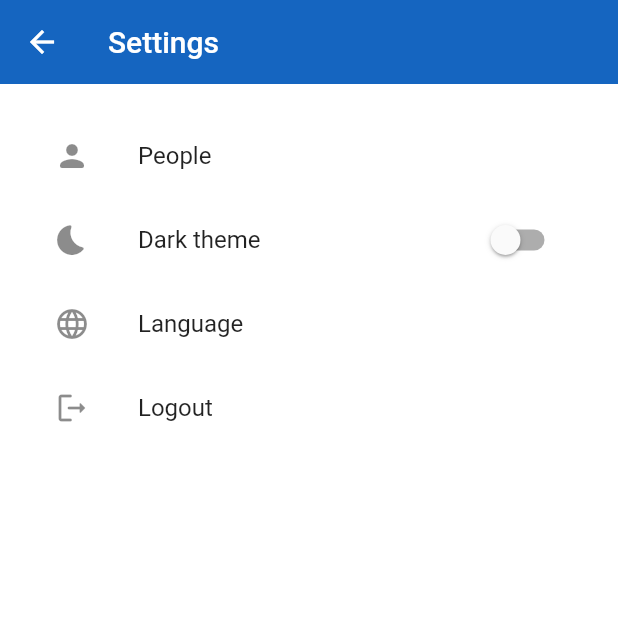
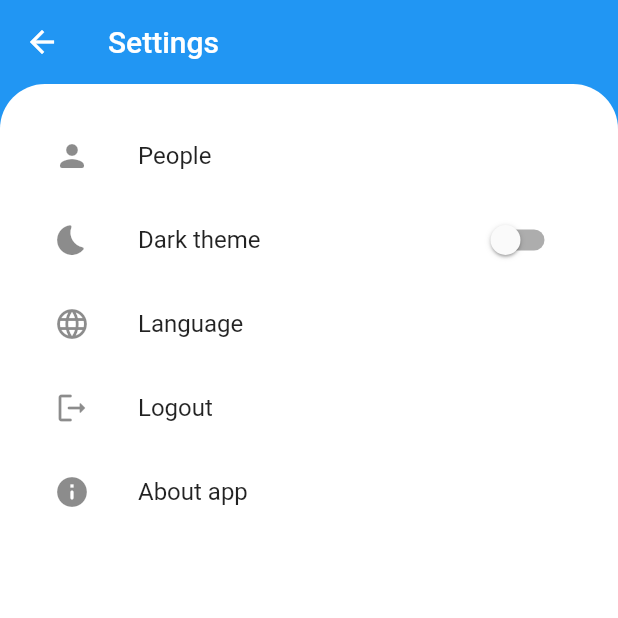
Before and after one commit to borisgrigorov/Tycka, a Flutter app: the Settings screen opened directly with empty values, on a phone screen of 412 x 824 dp, the top half of it. Run offline on Flutter 3.47's test engine with Material 2 defaults, Android fonts, the phone set to English and light mode, and no system bars; our stand-ins replace connectivity_plus, flutter_secure_storage, google_fonts, local_auth, package_info, qr_flutter and 1 more; missing offline and left inert: cbor, dart_base45, dynamic_themes, flutter_custom_tabs, receive_sharing_intent; accounts and stored records are empty; generated files the repository leaves out were written again.

Commit message:
Added about app screen

```diff
--- a/lib/l10n/app_cs.arb
+++ b/lib/l10n/app_cs.arb
@@ -44,6 +44,9 @@
     "testName": "Název testu",
     "validFrom": "Platnost od",
     "validUntil": "Platnost do",
-    "firstPositive": "První pozitivní test"
+    "firstPositive": "První pozitivní test",
+    "aboutApp": "O aplikaci",
+    "sourceCode": "Zdrojový kód aplikace",
+    "version": "Verze"
 
 }
--- a/lib/l10n/app_en.arb
+++ b/lib/l10n/app_en.arb
@@ -20,7 +20,7 @@
     "cancel": "Cancel",
     "useBiometric": "Fingerprint",
     "fingerprintToContinue": "Please authenticate to continue to Tyčka",
-    "authFailed":"Authentication failed",
+    "authFailed": "Authentication failed",
     "vaccination": "Vaccination",
     "test": "Test",
     "recovery": "Recovery",
@@ -44,5 +44,8 @@
     "testName": "Test name",
     "validFrom": "Valid from",
     "validUntil": "Valid until",
-    "firstPositive": "First positive"
+    "firstPositive": "First positive",
+    "aboutApp": "About app",
+    "sourceCode": "App source code",
+    "version": "Version"
 }
--- a/lib/ui/screens/settings.dart
+++ b/lib/ui/screens/settings.dart
@@ -2,6 +2,7 @@ import 'package:dynamic_themes/dynamic_themes.dart';
 import 'package:flutter/material.dart';
 import 'package:tycka/main.dart';
 import 'package:tycka/ui/components.dart';
+import 'package:tycka/ui/screens/aboutApp.dart';
 import 'package:tycka/ui/screens/persons.dart';
 import 'package:tycka/ui/themes.dart';
 import 'package:tycka/utils/themeUtils.dart';
@@ -24,10 +25,23 @@ class _SettingsState extends State<Settings> {
         iconTheme: IconThemeData(color: Colors.white),
         brightness: Brightness.dark,
         elevation: 0.0,
-        backgroundColor: TyckaUI.primaryColor,
+        backgroundColor: Colors.transparent,
       ),
-      backgroundColor: ThemeUtils.backgroundColor(context),
-      body: Padding(
+      extendBodyBehindAppBar: true,
+      body: Container(
+        width: double.infinity,
+        height: double.infinity,
+        color: Theme.of(context).primaryColor,
+        child: SafeArea(
+          child: Container(
+            decoration: BoxDecoration(
+              color: ThemeUtils.backgroundColor(context),
+              borderRadius: BorderRadius.only(
+                topLeft: Radius.circular(30),
+                topRight: Radius.circular(30),
+              ),
+            ),
+            child: Padding(
                 padding: const EdgeInsets.all(20.0),
                 child: ListView(
                   children: [
@@ -36,8 +50,8 @@ class _SettingsState extends State<Settings> {
                           borderRadius: BorderRadius.circular(15.0)),
                       title: Text(AppLocalizations.of(context)!.persons),
                       leading: Icon(Icons.person_rounded),
-                onTap: () => Navigator.of(context).push(
-                    MaterialPageRoute(builder: (context) => PersonsSettings())),
+                      onTap: () => Navigator.of(context).push(MaterialPageRoute(
+                          builder: (context) => PersonsSettings())),
                     ),
                     ListTile(
                       shape: RoundedRectangleBorder(
@@ -68,8 +82,19 @@ class _SettingsState extends State<Settings> {
                         logOut();
                       },
                     ),
+                    ListTile(
+                      shape: RoundedRectangleBorder(
+                          borderRadius: BorderRadius.circular(15.0)),
+                      title: Text(AppLocalizations.of(context)!.aboutApp),
+                      leading: Icon(Icons.info_rounded),
+                      onTap: () => Navigator.of(context).push(
+                          MaterialPageRoute(builder: (context) => AboutApp())),
+                    ),
                   ],
                 )),
+          ),
+        ),
+      ),
     );
   }
 
--- a/pubspec.yaml
+++ b/pubspec.yaml
@@ -42,6 +42,7 @@ dependencies:
   intl: ^0.17.0
   shared_preferences: ^2.0.7
   local_auth: ^1.1.6
+  package_info: ^2.0.2
 
 dev_dependencies:
   flutter_launcher_icons: ^0.9.0
```
Also changed, not shown: lib/ui/screens/aboutApp.dart (added, +89 -0 lines), pubspec.lock. Lines whose indentation alone changed are shown as unchanged.
